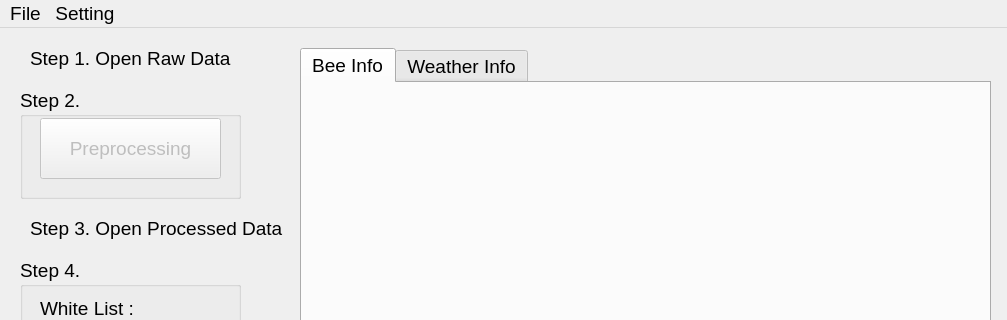
Above: dataprocesswindow.ui from jefftsai8049/In-hive_Honey_Bee_Monitoring_System before the change; both pictures show x 0 to 1007 and y 0 to 320 of the 1007 by 776 pixel window. Below: the same form after it.
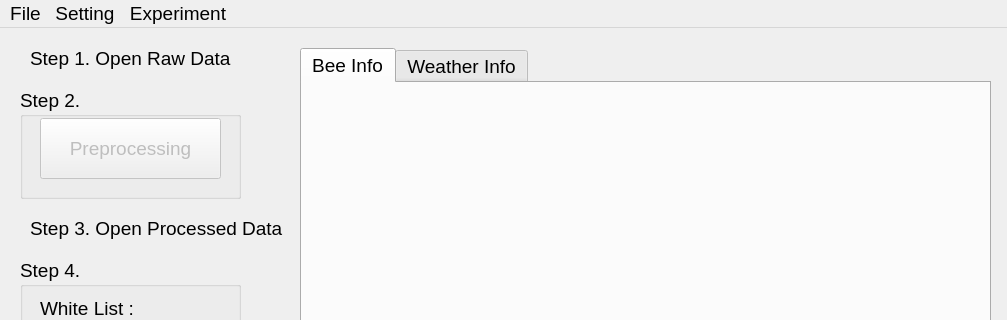
That is the form after the change. Custom widgets are drawn as their Qt base class.

The edit to the form file:
```diff
--- a/dataprocesswindow.ui
+++ b/dataprocesswindow.ui
@@ -265,8 +265,14 @@
     <addaction name="actionObject_Tracking"/>
     <addaction name="actionWhite_List"/>
    </widget>
+   <widget class="QMenu" name="menuExperiment">
+    <property name="title">
+     <string>Experiment</string>
+    </property>
+   </widget>
    <addaction name="menuFile"/>
    <addaction name="menuSetting"/>
+   <addaction name="menuExperiment"/>
   </widget>
   <widget class="QStatusBar" name="statusbar"/>
   <action name="actionOpen_Raw_Data">
```
